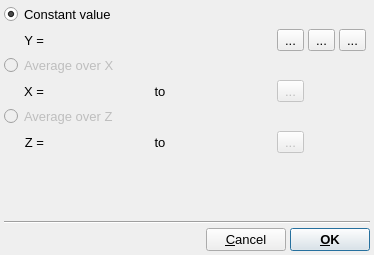
Old version of the form src/gui/operate_bgsub.ui in the repository trisyoungs/uchroma.
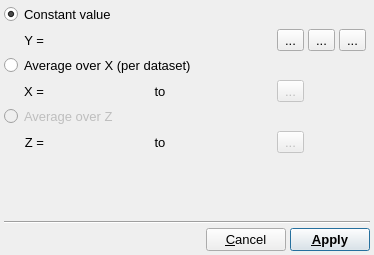
New version of the form. Icons and pictures are not drawn. Custom widgets are drawn as their Qt base class.

Commit message: Added Collection::addConstantValue(), DataSet::addConstantValue(), DataSet::averageY(), and DataSet::addZ() functions. Added interaction modes for OperateSubtractBackgroundDialog. Made DataSet::data() const to force editing of data through new functions implemented in DataSet itself, and added parent Collection pointer to DataSet so it's owner can be informed of changes to the data. Fixed - Interaction mode was not reset in the correct place, leading to possible loops in dialogs.

```diff
--- a/src/gui/operate_bgsub.ui
+++ b/src/gui/operate_bgsub.ui
@@ -141,10 +141,10 @@
      <item row="2" column="0" colspan="10">
       <widget class="QRadioButton" name="AverageOverXRadio">
        <property name="enabled">
-        <bool>false</bool>
+        <bool>true</bool>
        </property>
        <property name="text">
-        <string>Average over X</string>
+        <string>Average over X (per dataset)</string>
        </property>
        <property name="checked">
         <bool>false</bool>
@@ -405,7 +405,7 @@
         </font>
        </property>
        <property name="text">
-        <string>&amp;OK</string>
+        <string>&amp;Apply</string>
        </property>
        <property name="default">
         <bool>true</bool>
```
Left out of the diff: 4 changed lines with no effect on the pictures. The commit also changes 24 other files.
